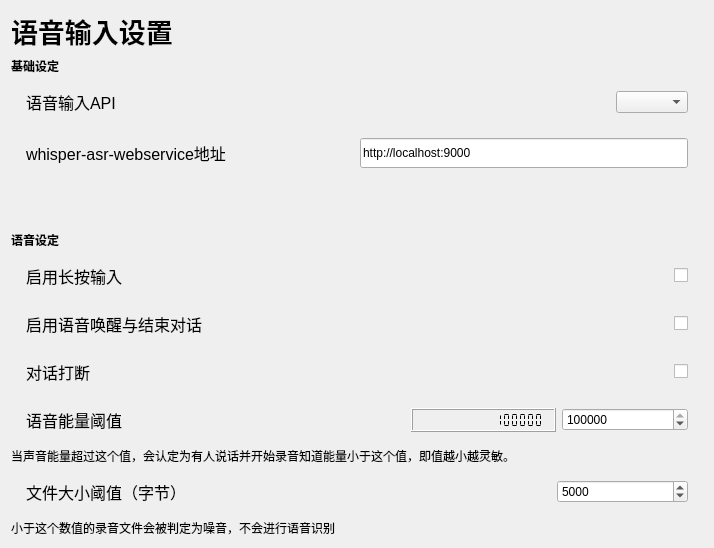
Above: mianwindow_uichild/setting_voiceinput.ui from Zao-chen/ZcChat before the change. Below: the same form after it.
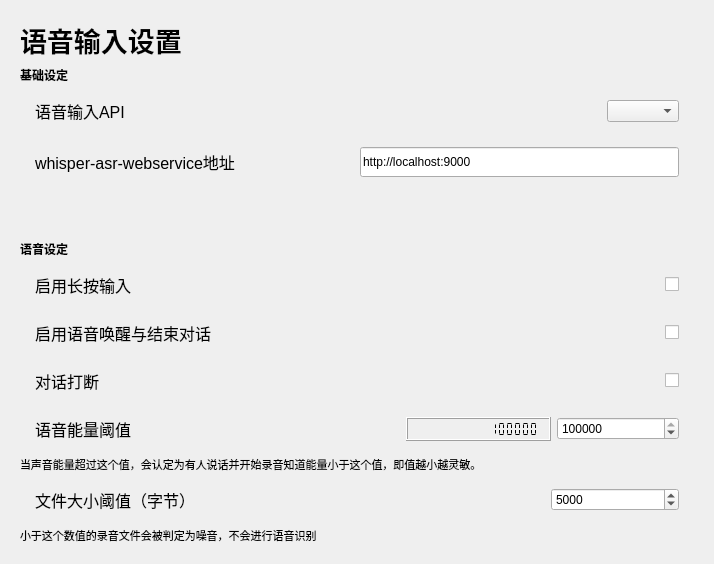
That is the form after the change. Custom widgets are drawn as their Qt base class.

Commit message: [test] 新界面测试

What changed in the file:
```diff
--- a/mianwindow_uichild/setting_voiceinput.ui
+++ b/mianwindow_uichild/setting_voiceinput.ui
@@ -14,6 +14,18 @@
    <string>Form</string>
   </property>
   <layout class="QVBoxLayout" name="verticalLayout">
+   <property name="leftMargin">
+    <number>20</number>
+   </property>
+   <property name="topMargin">
+    <number>20</number>
+   </property>
+   <property name="rightMargin">
+    <number>20</number>
+   </property>
+   <property name="bottomMargin">
+    <number>20</number>
+   </property>
    <item>
     <widget class="ElaText" name="label">
      <property name="font">
@@ -418,6 +430,11 @@
    </item>
    <item>
     <widget class="ElaText" name="label_31">
+     <property name="font">
+      <font>
+       <pointsize>8</pointsize>
+      </font>
+     </property>
      <property name="text">
       <string>当声音能量超过这个值，会认定为有人说话并开始录音知道能量小于这个值，即值越小越灵敏。</string>
      </property>
@@ -459,6 +476,11 @@
    </item>
    <item>
     <widget class="ElaText" name="label_33">
+     <property name="font">
+      <font>
+       <pointsize>8</pointsize>
+      </font>
+     </property>
      <property name="text">
       <string>小于这个数值的录音文件会被判定为噪音，不会进行语音识别</string>
      </property>
@@ -472,7 +494,7 @@
      <property name="sizeHint" stdset="0">
       <size>
        <width>20</width>
-       <height>5</height>
+       <height>1</height>
       </size>
      </property>
     </spacer>
```
The commit also changes 5 other files.
